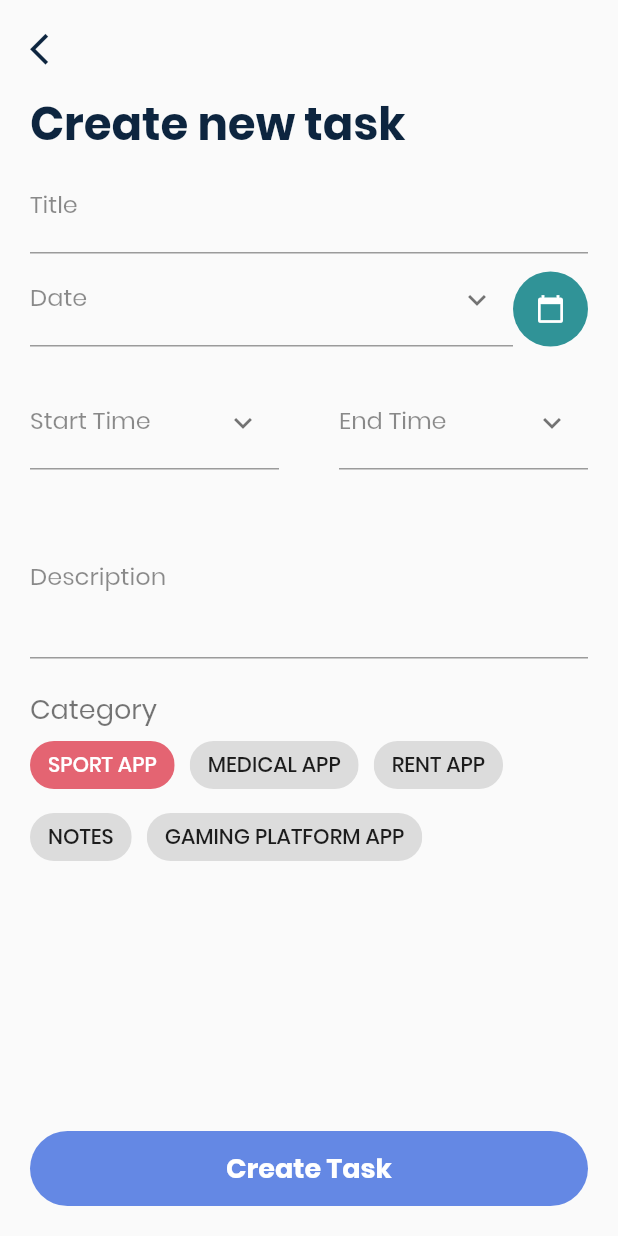
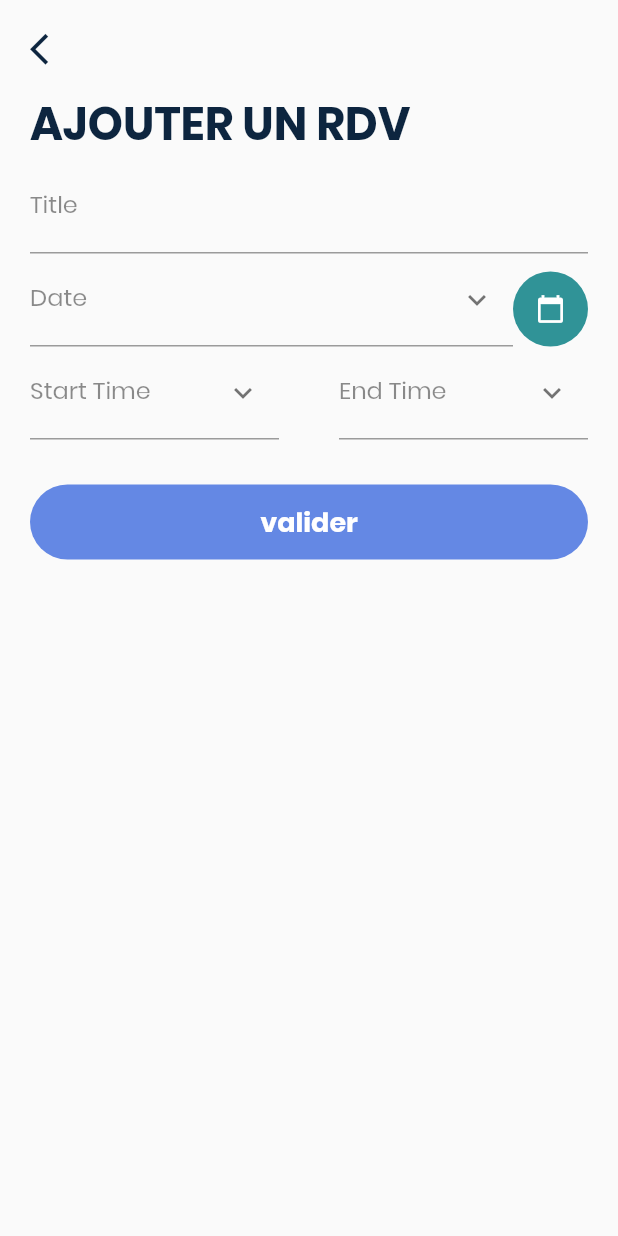
Before and after one commit to waelbannani11/final1, a Flutter app: the CreateNewTaskPage screen opened directly, on a phone screen of 412 x 824 dp. Run offline on Flutter 3.47's test engine with Material 2 defaults, Android fonts, the phone set to English and light mode, and no system bars; our stand-ins replace percent_indicator, table_calendar.

Commit message:
Update create_new_task_page.dart

```diff
--- a/lib/screens/create_new_task_page.dart
+++ b/lib/screens/create_new_task_page.dart
@@ -15,6 +15,11 @@ class CreateNewTaskPage extends StatelessWidget {
     return Scaffold(
       body: SafeArea(
 
+       child: DraggableScrollableSheet(
+         initialChildSize: 1,
+         builder: (context,scrollController){
+           return SingleChildScrollView(
+              controller: scrollController,
               child: Column(
                 children: <Widget>[
                   Container(
@@ -30,7 +35,7 @@ class CreateNewTaskPage extends StatelessWidget {
                           mainAxisAlignment: MainAxisAlignment.start,
                           children: <Widget>[
                             Text(
-                        'Create new task',
+                              'AJOUTER UN RDV',
                               style: TextStyle(
                                   fontSize: 30.0, fontWeight: FontWeight.w700),
                             ),
@@ -54,20 +59,11 @@ class CreateNewTaskPage extends StatelessWidget {
                                 ),
                                 HomePage.calendarIcon(),
                               ],
-                      )
-                    ],
-                  ))
-                ],
-              ),
                             ),
 
-            Expanded(
-                child: SingleChildScrollView(
-              padding: EdgeInsets.symmetric(horizontal: 20),
-              child: Column(
-                children: <Widget>[
                              Row(
-                    mainAxisAlignment: MainAxisAlignment.spaceBetween,
+                              mainAxisAlignment: MainAxisAlignment.start,
+                              crossAxisAlignment: CrossAxisAlignment.end,
                               children: <Widget>[
                                 Expanded(
                                 child: MyTextField(
@@ -81,63 +77,16 @@ class CreateNewTaskPage extends StatelessWidget {
                                 icon: downwardIcon,
                               ),
                             ),
-                    ],
-                  ),
-                  SizedBox(height: 20),
-                  MyTextField(
-                    label: 'Description',
-                    minLines: 3,
-                    maxLines: 3,
-                  ),
-                  SizedBox(height: 20),
-                  Container(
-                    alignment: Alignment.topLeft,
-                    child: Column(
-                      crossAxisAlignment: CrossAxisAlignment.start,
-                      children: <Widget>[
-                        Text(
-                          'Category',
-                          style: TextStyle(
-                            fontSize: 18,
-                            color: Colors.black54,
-                          ),
-                        ),
-                        Wrap(
-                          crossAxisAlignment: WrapCrossAlignment.start,
-                          //direction: Axis.vertical,
-                          alignment: WrapAlignment.start,
-                          verticalDirection: VerticalDirection.down,
-                          runSpacing: 0,
-                          //textDirection: TextDirection.rtl,
-                          spacing: 10.0,
-                          children: <Widget>[
-                            Chip(
-                              autofocus: true,
-                              label: Text("SPORT APP"),
-                              backgroundColor: LightColors.kRed,
-                              labelStyle: TextStyle(color: Colors.white),
-                            ),
-                            Chip(
-                              autofocus: true,
-                              label: Text("MEDICAL APP"),
-                            ),
-                            Chip(
-                              label: Text("RENT APP"),
-                            ),
-                            Chip(
-                              label: Text("NOTES"),
-                            ),
-                            Chip(
-                              label: Text("GAMING PLATFORM APP"),
-                            ),
+
                               ],
                             ),
                           ],
-                    ),
-                  )
+                        ))
                       ],
                     ),
-            )),
+                  ),
+
+
                   Container(
                     height: 80,
                     width: width,
@@ -146,7 +95,7 @@ class CreateNewTaskPage extends StatelessWidget {
                       children: <Widget>[
                         Container(
                           child: Text(
-                      'Create Task',
+                            'valider',
                             style: TextStyle(
                                 color: Colors.white,
                                 fontWeight: FontWeight.w700,
@@ -165,6 +114,9 @@ class CreateNewTaskPage extends StatelessWidget {
                   ),
                 ],
             ),
+           );},
+
+           ),
           ),
         );
       }
```
Lines whose indentation alone changed are shown as unchanged.
